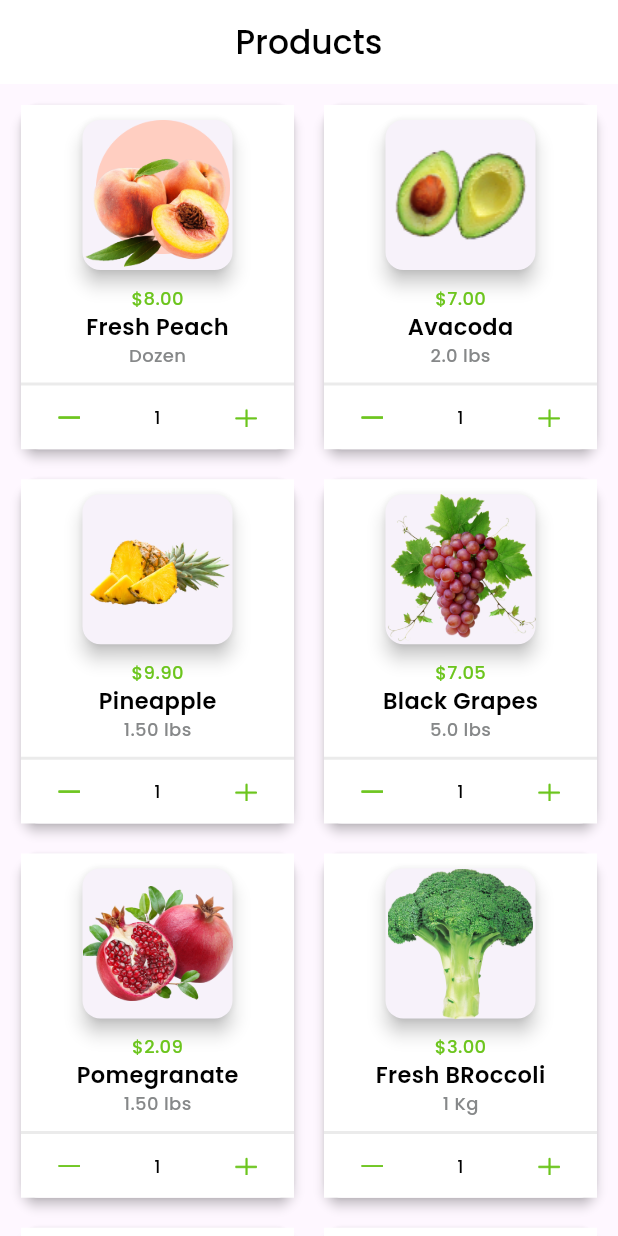
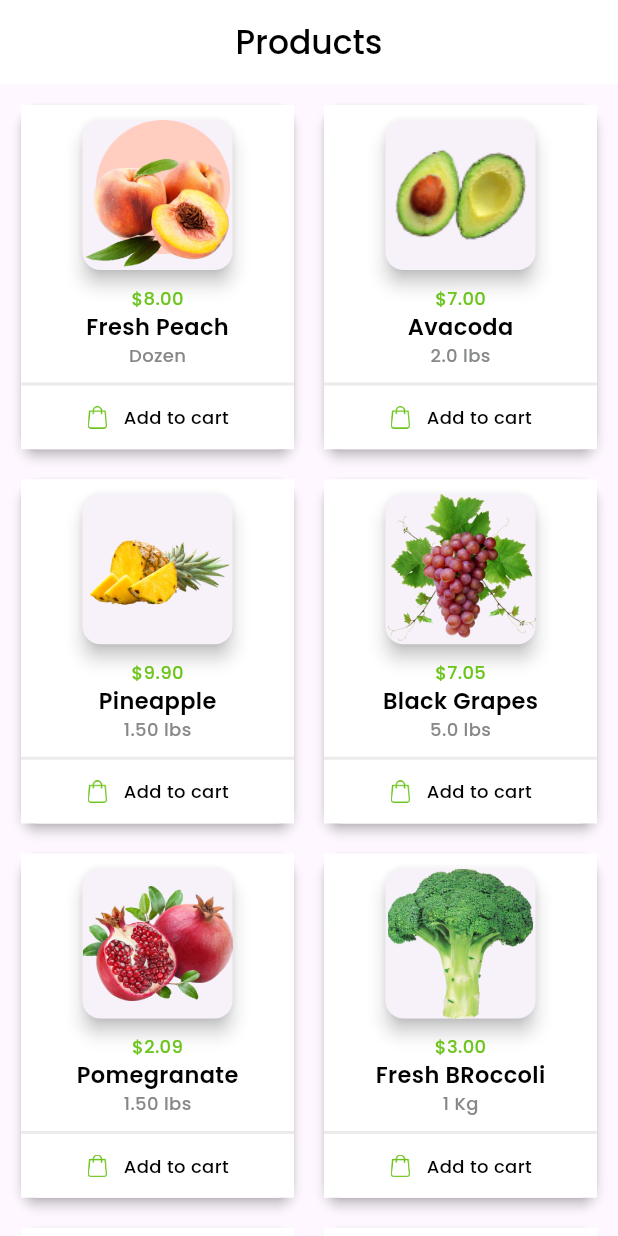
Before and after one commit to Mohit-09-G/Shopping_Cart_Flutter, a Flutter app: the screen it shows after launch, on a phone screen of 412 x 824 dp. Run offline on Flutter 3.47's test engine with Material 3 defaults, Android fonts, the phone set to English and light mode, and no system bars; our stand-ins replace google_fonts.

Commit message:
add and remove products in product list

```diff
--- a/lib/screens/home_page.dart
+++ b/lib/screens/home_page.dart
@@ -1,47 +1,6 @@
-import 'dart:ffi';
-import 'dart:math';
-
 import 'package:flutter/material.dart';
 import 'package:google_fonts/google_fonts.dart';
 import 'package:shop/models/product_model.dart';
-
-class HomePage extends StatefulWidget {
-  const HomePage({super.key});
-
-  @override
-  State<HomePage> createState() => _HomePageState();
-}
-
-// addItem(ProductModel item) {
-
-// }
-List<Map<int, List<ProductModel>>> allProducts = [];
-// Function to add products to the list of maps
-void addProduct(ProductModel product) {
-  bool productAdded = false;
-
-  // Iterate through the list of maps to find if the product ID exists
-  for (var productMap in allProducts) {
-    if (productMap.containsKey(product.id)) {
-      // If the product ID exists in the map, add to the list
-      productMap[product.id]?.add(product);
-      productAdded = true;
-      break;
-    }
-  }
-
-  // If product ID was not found, create a new map and add it to the list
-  if (!productAdded) {
-    allProducts.add({
-      product.id: [product]
-    });
-  }
-}
-
-removeItem() {}
-
-List<ProductModel> eachProdcuctList = [];
-List<List<ProductModel>> cartList = [];
 
 List<ProductModel> products = [
   ProductModel(
@@ -94,10 +53,62 @@ List<ProductModel> products = [
       productPrice: "\$2.09")
 ];
 
+class HomePage extends StatefulWidget {
+  const HomePage({super.key});
+
+  @override
+  State<HomePage> createState() => _HomePageState();
+}
+
 class _HomePageState extends State<HomePage> {
+  List<Map<int, List<ProductModel>>> allProducts = [];
+
+  @override
+  void initState() {
+    for (var i = 0; i < products.length; i++) {
+      allProducts.add({products[i].id: []});
+    }
+    super.initState();
+  }
+
+// Function to add products to the list of maps
+  void addProduct(ProductModel product) {
+    bool productAdded = false;
+
+    // Iterate through the list of maps to find if the product ID exists
+    for (var productMap in allProducts) {
+      if (productMap.containsKey(product.id)) {
+        // If the product ID exists in the map, add to the list
+        productMap[product.id]?.add(product);
+        productAdded = true;
+        break;
+      }
+    }
+
+    // If product ID was not found, create a new map and add it to the list
+    if (!productAdded) {
+      allProducts.add({
+        product.id: [product]
+      });
+    }
+    setState(() {});
+  }
+
+  void removeProduct(ProductModel product) {
+    // bool productRemove = false;
+
+    for (var items in allProducts) {
+      if (items.containsKey(product.id)) {
+        items[product.id]?.remove(product);
+        // productRemove = true;
+        break;
+      }
+    }
+    setState(() {});
+  }
+
   @override
   Widget build(BuildContext context) {
-    print("object");
     return Scaffold(
       appBar: AppBar(
         backgroundColor: Color(0xFFFFFFFF),
@@ -203,14 +214,16 @@ class _HomePageState extends State<HomePage> {
                         InkWell(
                           splashColor: Colors.redAccent,
                           onTap: () {
-                            print("ontap Add to cart ");
+                            addProduct(products[index]);
                           },
-                          child: Row(
-                            mainAxisAlignment: MainAxisAlignment.spaceAround,
+                          child: allProducts[index][index]!.isNotEmpty
+                              ? Row(
+                                  mainAxisAlignment:
+                                      MainAxisAlignment.spaceAround,
                                   children: [
                                     GestureDetector(
                                       onTap: () {
-                                  removeItem();
+                                        removeProduct(products[index]);
                                       },
                                       child: Image.asset(
                                         "assets/icons/minus.png",
@@ -219,7 +232,9 @@ class _HomePageState extends State<HomePage> {
                                       ),
                                     ),
                                     Text(
-                                "1",
+                                      allProducts[index][index]!
+                                          .length
+                                          .toString(),
                                       style: GoogleFonts.poppins(
                                         fontSize: 12,
                                         fontWeight: FontWeight.w500,
@@ -229,7 +244,6 @@ class _HomePageState extends State<HomePage> {
                                     GestureDetector(
                                       onTap: () {
                                         addProduct(products[index]);
-                                  setState(() {});
                                       },
                                       child: Image.asset(
                                         "assets/icons/plus.png",
@@ -238,42 +252,32 @@ class _HomePageState extends State<HomePage> {
                                       ),
                                     ),
                                   ],
+                                )
+                              : Row(
+                                  mainAxisAlignment: MainAxisAlignment.center,
+                                  children: [
+                                    Image.asset(
+                                      "assets/icons/basket.png",
+                                      height: 15,
+                                      width: 15,
                                     ),
-                          //  Row(
-                          //   mainAxisAlignment: MainAxisAlignment.center,
-                          //   children: [
-                          //     Image.asset(
-                          //       "assets/icons/basket.png",
-                          //       height: 15,
-                          //       width: 15,
-                          //     ),
-                          //     Container(
-                          //       width: 10,
-                          //     ),
-                          //     Text(
-                          //       "Add to cart",
-                          //       style: GoogleFonts.poppins(
-                          //         fontSize: 12,
-                          //         fontWeight: FontWeight.w500,
-                          //         color: Color(0XFF000000),
-                          //       ),
-                          //     ),
-                          //   ],
-                          // ),
+                                    Container(
+                                      width: 10,
+                                    ),
+                                    Text(
+                                      "Add to cart",
+                                      style: GoogleFonts.poppins(
+                                        fontSize: 12,
+                                        fontWeight: FontWeight.w500,
+                                        color: Color(0XFF000000),
+                                      ),
+                                    ),
+                                  ],
+                                ),
                         ),
                       ],
                     ),
                   )
-
-                  // ElevatedButton(
-                  //     onPressed: () => {},
-                  //     child: Text("Add to cart",
-                  //         style: GoogleFonts.poppins(
-                  //             textStyle: TextStyle(
-                  //           fontSize: 12,
-                  //           fontWeight: FontWeight.w500,
-                  //           color: Color(0XFF000000),
-                  //         )))),
                 ],
               ),
             ),
```
Also changed, not shown: pubspec.lock, 11 other files. Lines whose indentation alone changed are shown as unchanged.
